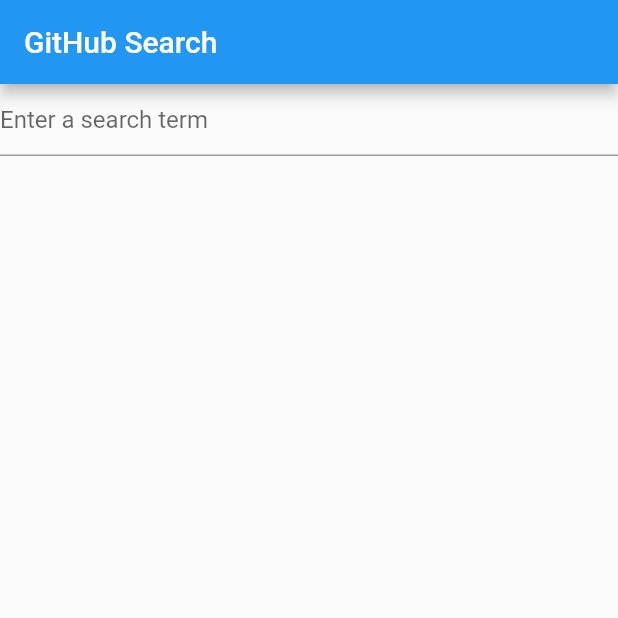
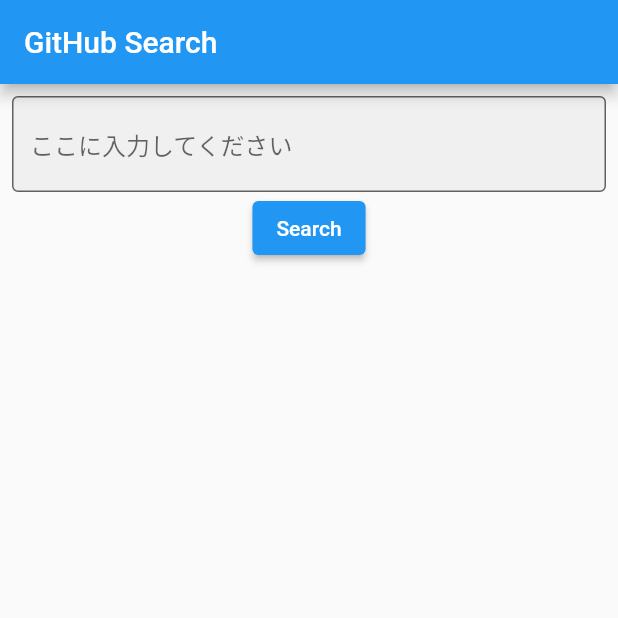
Before and after one commit to aquaman1182/GithubSearch, a Flutter app: the screen it shows after launch, on a phone screen of 412 x 824 dp, the top half of it. Run offline on Flutter 3.47's test engine with Material 2 defaults, Android fonts, the phone set to English and light mode, and no system bars.

Commit message:
Search Fix

```diff
--- a/lib/view/repository_list.dart
+++ b/lib/view/repository_list.dart
@@ -1,30 +1,47 @@
 import 'package:flutter/material.dart';
+import 'package:flutter/services.dart';
 import 'package:provider/provider.dart';
-
 import '../di/github_api.dart';
 
 class MyHomePage extends StatelessWidget {
   MyHomePage({required Key key, required this.title}) : super(key: key);
 
   final String title;
-  final TextEditingController _controller = TextEditingController();
+  final TextEditingController textController = TextEditingController();
 
   @override
   Widget build(BuildContext context) {
+    final GitHubApi gitHubApi = context.read<GitHubApi>();
     return Scaffold(
       appBar: AppBar(
         title: Text(title),
       ),
-      body: Column(
+      body: Padding(
+        padding: const EdgeInsets.all(8.0),
+        child: Column(
           children: [
-          TextField(
-            controller: _controller,
+            TextFormField(
+              controller: textController,
               decoration: InputDecoration(
-              hintText: 'Enter a search term',
+                hintText: 'ここに入力してください',
+                border: OutlineInputBorder(),
+                filled: true,
               ),
-            onSubmitted: (value) {
-              Provider.of<GitHubApi>(context, listen: false).fetchRepositories(value);
+              inputFormatters: <TextInputFormatter>[
+                FilteringTextInputFormatter.singleLineFormatter,
+              ],
+              validator: (value) {
+                if (value!.isEmpty) {
+                  return "文字を入れて下さい";
+                }
+                return null;
               },
+            ),
+            ElevatedButton(
+              onPressed: () {
+                gitHubApi.fetchRepositories(textController.text);
+              },
+              child: const Text('Search'),
             ),
             Expanded(
               child: Consumer<GitHubApi>(
@@ -38,6 +55,7 @@ class MyHomePage extends StatelessWidget {
             ),
           ],
         ),
+      ),
     );
   }
 }
```
Also changed, not shown: lib/view/search_page.dart (renamed from lib/view/serch_page.dart). Lines whose indentation alone changed are shown as unchanged.
